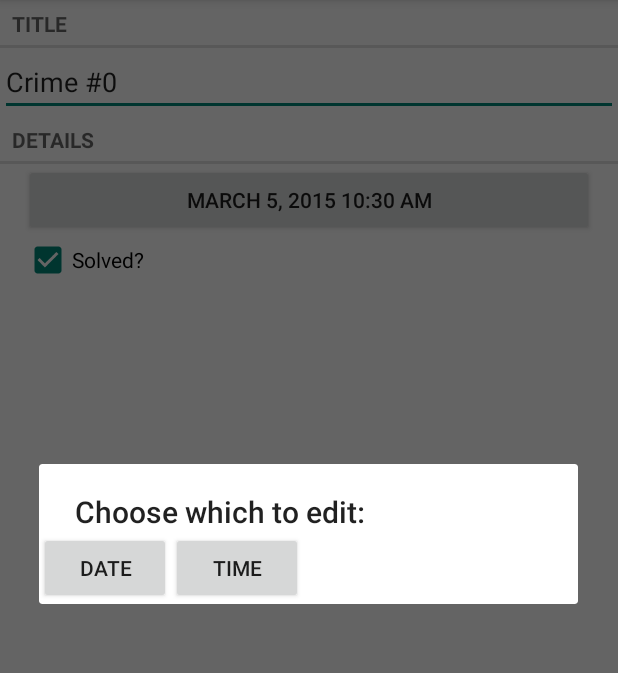
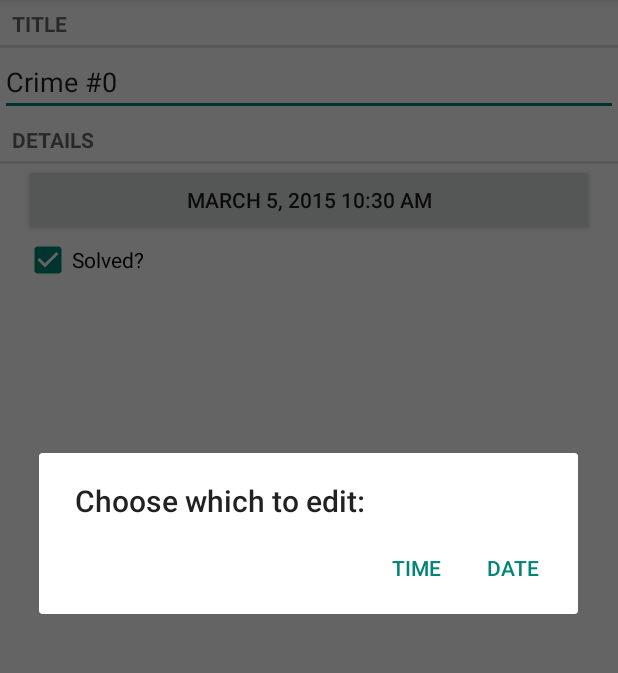
Before and after one commit to Maecenas49/BNR-Projects, an Android app: the CrimeFragment screen opened directly, with no data from a screen before it, after a tap on an icon or button, on a phone screen of 412 x 824 dp, the part 84-757 px from its top. Run offline under Robolectric (Android 15) with nearby library versions, the light colour scheme and no system bars.

Commit message:
Chpt12 Hard Challenge Completed
Completed the hard challenge by creating a dialog to choose either time
or date picker

```diff
--- a/CriminalIntent/app/src/main/java/com/bignerdranch/android/criminalintent/CrimeFragment.java
+++ b/CriminalIntent/app/src/main/java/com/bignerdranch/android/criminalintent/CrimeFragment.java
@@ -8,7 +8,6 @@ import android.support.v4.app.Fragment;
 import android.support.v4.app.FragmentManager;
 import android.text.Editable;
 import android.text.TextWatcher;
-import android.util.Log;
 import android.view.LayoutInflater;
 import android.view.View;
 import android.view.ViewGroup;
@@ -16,7 +15,6 @@ import android.widget.Button;
 import android.widget.CheckBox;
 import android.widget.CompoundButton;
 import android.widget.EditText;
-import android.text.format.DateFormat;
 
 import java.util.Date;
 import java.util.UUID;
@@ -30,7 +28,7 @@ public class CrimeFragment extends Fragment {
             "com.bignerdranch.android.criminalintent.crime_id";
     private static final String TAG = "CrimeFragment";
 
-    private static final String DIALOG_DATE = "date";
+    private static final String DIALOG_DATE_OR_TIME = "dateortime";
     private static final int REQUEST_DATE = 0;
 
     private Crime mCrime;
@@ -91,11 +89,11 @@ public class CrimeFragment extends Fragment {
                         DateOrTimePickerFragment dialog = DateOrTimePickerFragment
                                 .newInstance(mCrime.getDate());
                         dialog.setTargetFragment(CrimeFragment.this, REQUEST_DATE);
-                        dialog.show(fm, DIALOG_DATE);
+                        dialog.show(fm, DIALOG_DATE_OR_TIME);
 /*                        DatePickerFragment dialog = DatePickerFragment
                                 .newInstance(mCrime.getDate());
                         dialog.setTargetFragment(CrimeFragment.this, REQUEST_DATE);
-                        dialog.show(fm, DIALOG_DATE);*/
+                        dialog.show(fm, DIALOG_DATE_OR_TIME);*/
                     }
                 });
 
--- a/CriminalIntent/app/src/main/java/com/bignerdranch/android/criminalintent/DateOrTimePickerFragment.java
+++ b/CriminalIntent/app/src/main/java/com/bignerdranch/android/criminalintent/DateOrTimePickerFragment.java
@@ -2,16 +2,14 @@ package com.bignerdranch.android.criminalintent;
 
 import android.app.AlertDialog;
 import android.app.Dialog;
-import android.content.Intent;
+import android.content.DialogInterface;
 import android.os.Bundle;
 import android.support.annotation.NonNull;
 import android.support.v4.app.DialogFragment;
-import android.support.v4.app.Fragment;
 import android.support.v4.app.FragmentManager;
 import android.view.View;
 import android.widget.Button;
 
-import java.util.Calendar;
 import java.util.Date;
 
 /**
@@ -19,10 +17,9 @@ import java.util.Date;
  */
 public class DateOrTimePickerFragment extends DialogFragment {
     private Date mDate;
-    private Button mDateButton;
-    private Button mTimeButton;
 
     private static final String DATE_DIALOG = "Date";
+    private static final String TIME_DIALOG = "Time";
 
     public static DateOrTimePickerFragment newInstance(Date date){
         Bundle args = new Bundle();
@@ -40,24 +37,31 @@ public class DateOrTimePickerFragment extends DialogFragment {
 
         mDate = (Date)getArguments().getSerializable(DatePickerFragment.EXTRA_DATE);
 
-        View v = getActivity().getLayoutInflater()
-                .inflate(R.layout.dialog_date_time, null);
+        AlertDialog dialog = new AlertDialog.Builder(getActivity())
+                .setPositiveButton(R.string.select_date_text, new DialogInterface.OnClickListener() {
+                    @Override
+                    public void onClick(DialogInterface dialog, int which) {
+                        //Call Date Picker Fragment
+                        FragmentManager fm = getActivity().getSupportFragmentManager();
 
-        mDateButton = (Button)getActivity().findViewById(R.id.select_date_picker);
-        mDateButton.setOnClickListener(new View.OnClickListener() {
-            @Override
-            public void onClick(View v) {
-                FragmentManager fm = getActivity().getSupportFragmentManager();
+                        DatePickerFragment dateDialog = DatePickerFragment.newInstance(mDate);
+                        dateDialog.setTargetFragment(getTargetFragment(), getTargetRequestCode());
+                        dateDialog.show(fm,DATE_DIALOG);
+                    }
+                })
+                .setNegativeButton(R.string.select_time_text, new DialogInterface.OnClickListener() {
+                    @Override
+                    public void onClick(DialogInterface dialog, int which) {
+                        //Call Time Picker Fragment
+                        FragmentManager fm = getActivity().getSupportFragmentManager();
 
-                DatePickerFragment dialog = DatePickerFragment.newInstance(mDate);
-                dialog.setTargetFragment(getTargetFragment(), getTargetRequestCode());
-                dialog.show(fm, DATE_DIALOG);
+                        TimePickerFragment timeDialog = TimePickerFragment.newInstance(mDate);
+                        timeDialog.setTargetFragment(getTargetFragment(), getTargetRequestCode());
+                        timeDialog.show(fm, TIME_DIALOG);
+                    }
+                })
+                .setTitle(R.string.select_date_time).create();
 
-            }
-        });
-
-        return new AlertDialog.Builder(getActivity())
-                .setView(v)
-                .setTitle(R.string.select_date_time).create();
-    }
+        return dialog;
+        }
 }
--- a/CriminalIntent/app/src/main/res/layout/dialog_date_time.xml
+++ /dev/null
@@ -1,22 +0,0 @@
-<?xml version="1.0" encoding="utf-8"?>
-<LinearLayout xmlns:android="http://schemas.android.com/apk/res/android"
-              android:id="@+id/dialog_date_time_select"
-              android:orientation="horizontal"
-              android:layout_width="wrap_content"
-              android:layout_height="wrap_content">
-
-    <Button
-        android:id="@+id/select_date_picker"
-        android:layout_width="wrap_content"
-        android:layout_height="wrap_content"
-        android:text="@string/select_date_text"
-        android:padding="4dp"/>
-
-    <Button
-        android:id="@+id/select_time_picker"
-        android:layout_width="wrap_content"
-        android:layout_height="wrap_content"
-        android:text="@string/select_time_text"
-        android:padding="4dp"/>
-
-</LinearLayout>
--- a/CriminalIntent/app/src/main/res/values/strings.xml
+++ b/CriminalIntent/app/src/main/res/values/strings.xml
@@ -8,6 +8,7 @@
     <string name="crime_solved_label">Solved?</string>
     <string name="crimes_title">Crimes</string>
     <string name="date_picker_title">Date of crime:</string>
+    <string name="time_picker_title">Time of crime:</string>
     <string name="select_date_text">Date</string>
     <string name="select_time_text">Time</string>
     <string name="select_date_time">Choose which to edit:</string>
```
Also changed, not shown: CriminalIntent/app/src/main/java/com/bignerdranch/android/criminalintent/DatePickerFragment.java (+5 -3 lines), CriminalIntent/app/src/main/java/com/bignerdranch/android/criminalintent/TimePickerFragment.java (added, +83 -0 lines), CriminalIntent/app/src/main/res/layout/dialog_time.xml (added, +7 -0 lines).
